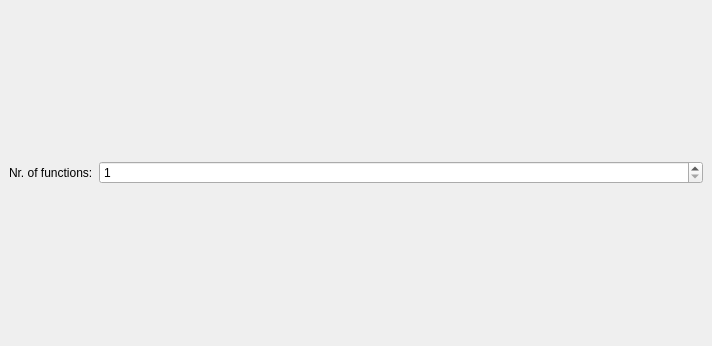
This is ui/mainwindow.ui in EsGeh/function-graph-explorer as Qt 5 draws it before an edit. The edited form follows.
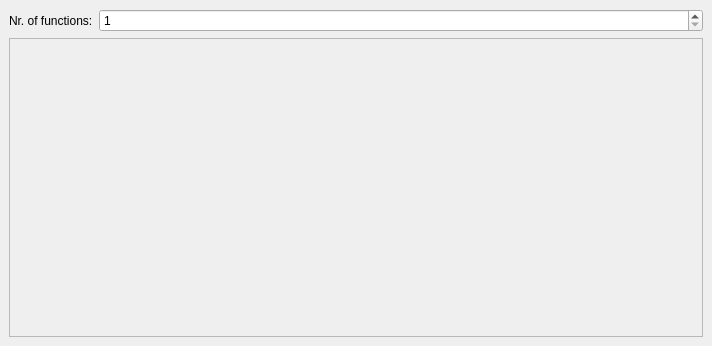
This is the edited form.

Commit message: improve ui appeareance and layout

What changed in the file:
```diff
--- a/ui/mainwindow.ui
+++ b/ui/mainwindow.ui
@@ -14,7 +14,7 @@
    <string>Function Explorer</string>
   </property>
   <widget class="QWidget" name="centralwidget">
-   <layout class="QVBoxLayout" name="verticalLayout">
+   <layout class="QVBoxLayout" name="mainLayout" stretch="0,0">
     <item>
      <layout class="QHBoxLayout" name="horizontalLayout" stretch="0,1">
       <item>
@@ -39,6 +39,41 @@
       </item>
      </layout>
     </item>
+    <item>
+     <widget class="QScrollArea" name="scrollArea">
+      <property name="widgetResizable">
+       <bool>true</bool>
+      </property>
+      <property name="alignment">
+       <set>Qt::AlignLeading|Qt::AlignLeft|Qt::AlignTop</set>
+      </property>
+      <widget class="QWidget" name="scrollAreaWidgetContents">
+       <property name="geometry">
+        <rect>
+         <x>0</x>
+         <y>0</y>
+         <width>692</width>
+         <height>292</height>
+        </rect>
+       </property>
+       <layout class="QVBoxLayout" name="verticalLayout">
+        <item>
+         <spacer name="verticalSpacer">
+          <property name="orientation">
+           <enum>Qt::Vertical</enum>
+          </property>
+          <property name="sizeHint" stdset="0">
+           <size>
+            <width>20</width>
+            <height>0</height>
+           </size>
+          </property>
+         </spacer>
+        </item>
+       </layout>
+      </widget>
+     </widget>
+    </item>
    </layout>
   </widget>
  </widget>
```
The commit also changes 6 other files.
